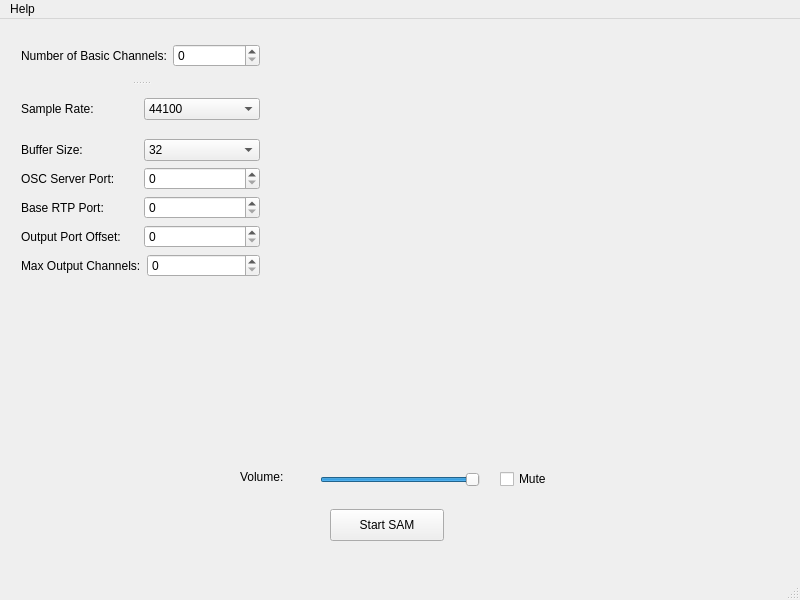
First picture: the form in src/sam/samui.ui, repository michelledaniels/streaming-audio, before the edit.
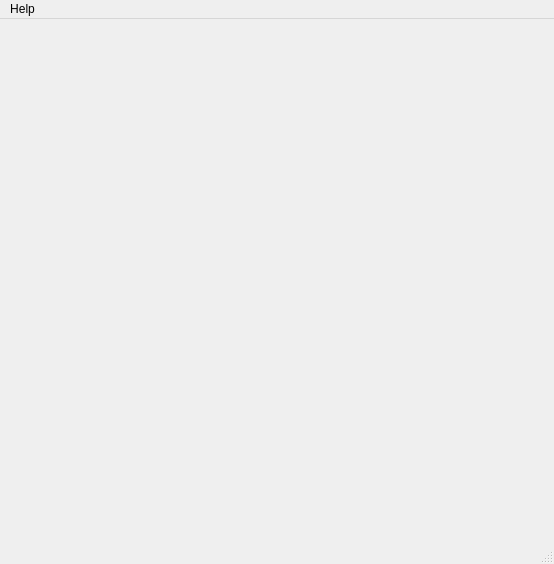
Second picture: the form after the edit.

Commit message: Merged updates from trunk/ with this branch. Updated samclient~ Max/Pd external to check for SAM vs. SAC samprate and vecsize. If sampling rates differ, disconnect client. If SAC vecsize is factor or multiple of SAM vecsize, manage buffer accordingly in perform routine.

The edit to the form file:
```diff
--- a/src/sam/samui.ui
+++ b/src/sam/samui.ui
@@ -6,249 +6,20 @@
    <rect>
     <x>0</x>
     <y>0</y>
-    <width>800</width>
-    <height>600</height>
+    <width>554</width>
+    <height>564</height>
    </rect>
   </property>
   <property name="windowTitle">
    <string>MainWindow</string>
   </property>
-  <widget class="QWidget" name="centralwidget">
-   <widget class="QPushButton" name="startSamButton">
-    <property name="geometry">
-     <rect>
-      <x>330</x>
-      <y>490</y>
-      <width>114</width>
-      <height>32</height>
-     </rect>
-    </property>
-    <property name="text">
-     <string>Start SAM</string>
-    </property>
-   </widget>
-   <widget class="QWidget" name="layoutWidget1">
-    <property name="geometry">
-     <rect>
-      <x>21</x>
-      <y>12</y>
-      <width>239</width>
-      <height>246</height>
-     </rect>
-    </property>
-    <layout class="QVBoxLayout" name="verticalLayout">
-     <item>
-      <widget class="QSplitter" name="splitter">
-       <property name="orientation">
-        <enum>Qt::Vertical</enum>
-       </property>
-       <widget class="QWidget" name="layoutWidget2">
-        <layout class="QHBoxLayout" name="horizontalLayout">
-         <item>
-          <widget class="QLabel" name="basicChannelsLabel">
-           <property name="text">
-            <string>Number of Basic Channels:</string>
-           </property>
-          </widget>
-         </item>
-         <item>
-          <widget class="QSpinBox" name="basicChannelsSpinBox"/>
-         </item>
-        </layout>
-       </widget>
-       <widget class="QWidget" name="layoutWidget3">
-        <layout class="QHBoxLayout" name="horizontalLayout_2">
-         <item>
-          <widget class="QLabel" name="sampleRateLabel">
-           <property name="text">
-            <string>Sample Rate:</string>
-           </property>
-          </widget>
-         </item>
-         <item>
-          <widget class="QComboBox" name="sampleRateComboBox">
-           <item>
-            <property name="text">
-             <string>44100</string>
-            </property>
-           </item>
-           <item>
-            <property name="text">
-             <string>48000</string>
-            </property>
-           </item>
-           <item>
-            <property name="text">
-             <string>96000</string>
-            </property>
-           </item>
-          </widget>
-         </item>
-        </layout>
-       </widget>
-      </widget>
-     </item>
-     <item>
-      <layout class="QHBoxLayout" name="horizontalLayout_3">
-       <item>
-        <widget class="QLabel" name="bufferSizeLabel">
-         <property name="text">
-          <string>Buffer Size:</string>
-         </property>
-        </widget>
-       </item>
-       <item>
-        <widget class="QComboBox" name="bufferSizeComboBox">
-         <item>
-          <property name="text">
-           <string>32</string>
-          </property>
-         </item>
-         <item>
-          <property name="text">
-           <string>64</string>
-          </property>
-         </item>
-         <item>
-          <property name="text">
-           <string>128</string>
-          </property>
-         </item>
-         <item>
-          <property name="text">
-           <string>256</string>
-          </property>
-         </item>
-         <item>
-          <property name="text">
-           <string>512</string>
-          </property>
-         </item>
-         <item>
-          <property name="text">
-           <string>1024</string>
-          </property>
-         </item>
-        </widget>
-       </item>
-      </layout>
-     </item>
-     <item>
-      <layout class="QHBoxLayout" name="horizontalLayout_4">
-       <item>
-        <widget class="QLabel" name="oscPortLabel">
-         <property name="text">
-          <string>OSC Server Port:</string>
-         </property>
-        </widget>
-       </item>
-       <item>
-        <widget class="QSpinBox" name="oscPortSpinBox"/>
-       </item>
-      </layout>
-     </item>
-     <item>
-      <layout class="QHBoxLayout" name="horizontalLayout_5">
-       <item>
-        <widget class="QLabel" name="rtpPortLabel">
-         <property name="text">
-          <string>Base RTP Port:</string>
-         </property>
-        </widget>
-       </item>
-       <item>
-        <widget class="QSpinBox" name="rtpPortSpinBox"/>
-       </item>
-      </layout>
-     </item>
-     <item>
-      <layout class="QHBoxLayout" name="horizontalLayout_6">
-       <item>
-        <widget class="QLabel" name="outOffsetLabel">
-         <property name="text">
-          <string>Output Port Offset:</string>
-         </property>
-        </widget>
-       </item>
-       <item>
-        <widget class="QSpinBox" name="outOffsetSpinBox"/>
-       </item>
-      </layout>
-     </item>
-     <item>
-      <layout class="QHBoxLayout" name="horizontalLayout_7">
-       <item>
-        <widget class="QLabel" name="maxOutLabel">
-         <property name="text">
-          <string>Max Output Channels:</string>
-         </property>
-        </widget>
-       </item>
-       <item>
-        <widget class="QSpinBox" name="maxOutSpinBox"/>
-       </item>
-      </layout>
-     </item>
-    </layout>
-   </widget>
-   <widget class="QSlider" name="volumeSlider">
-    <property name="geometry">
-     <rect>
-      <x>320</x>
-      <y>450</y>
-      <width>160</width>
-      <height>22</height>
-     </rect>
-    </property>
-    <property name="minimum">
-     <number>0</number>
-    </property>
-    <property name="maximum">
-     <number>1000</number>
-    </property>
-    <property name="pageStep">
-     <number>10</number>
-    </property>
-    <property name="value">
-     <number>1000</number>
-    </property>
-    <property name="orientation">
-     <enum>Qt::Horizontal</enum>
-    </property>
-   </widget>
-   <widget class="QLabel" name="label">
-    <property name="geometry">
-     <rect>
-      <x>240</x>
-      <y>450</y>
-      <width>62</width>
-      <height>16</height>
-     </rect>
-    </property>
-    <property name="text">
-     <string>Volume:</string>
-    </property>
-   </widget>
-   <widget class="QCheckBox" name="muteCheckBox">
-    <property name="geometry">
-     <rect>
-      <x>500</x>
-      <y>450</y>
-      <width>87</width>
-      <height>20</height>
-     </rect>
-    </property>
-    <property name="text">
-     <string>Mute</string>
-    </property>
-   </widget>
-  </widget>
+  <widget class="QWidget" name="centralwidget"/>
   <widget class="QMenuBar" name="menubar">
    <property name="geometry">
     <rect>
      <x>0</x>
      <y>0</y>
-     <width>800</width>
+     <width>554</width>
      <height>22</height>
     </rect>
    </property>
```
The commit also changes 24 other files.
